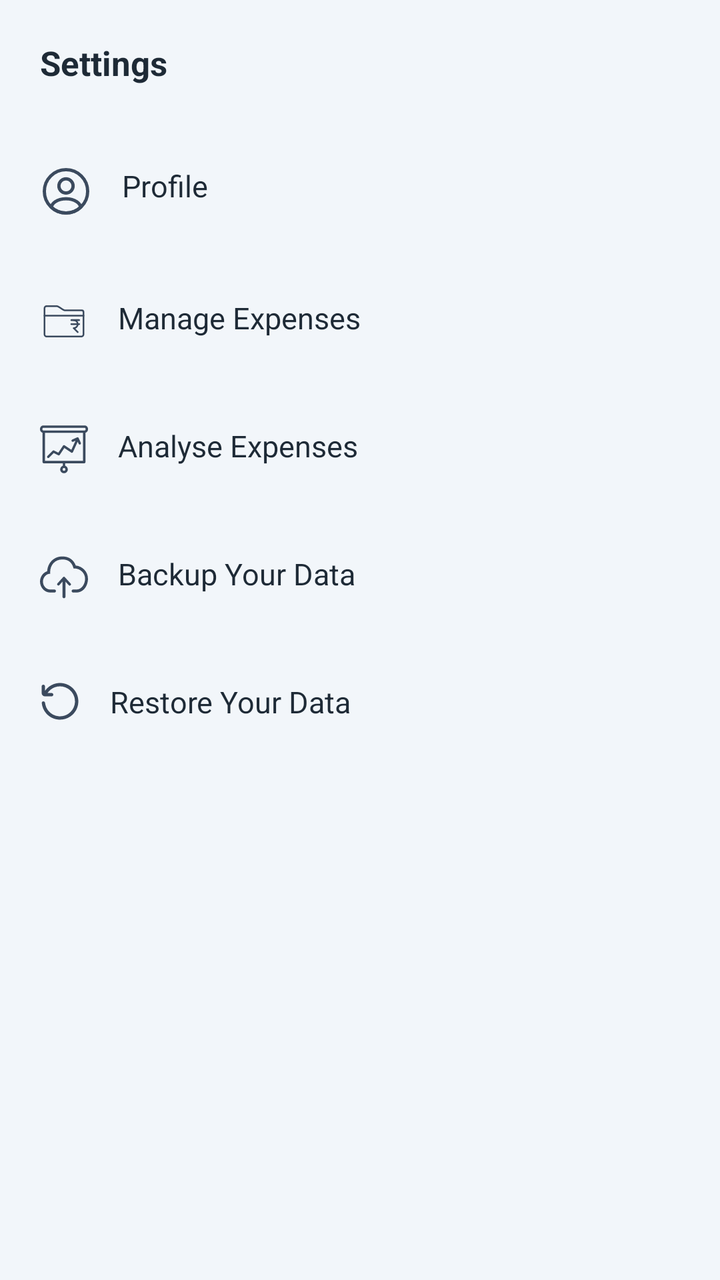
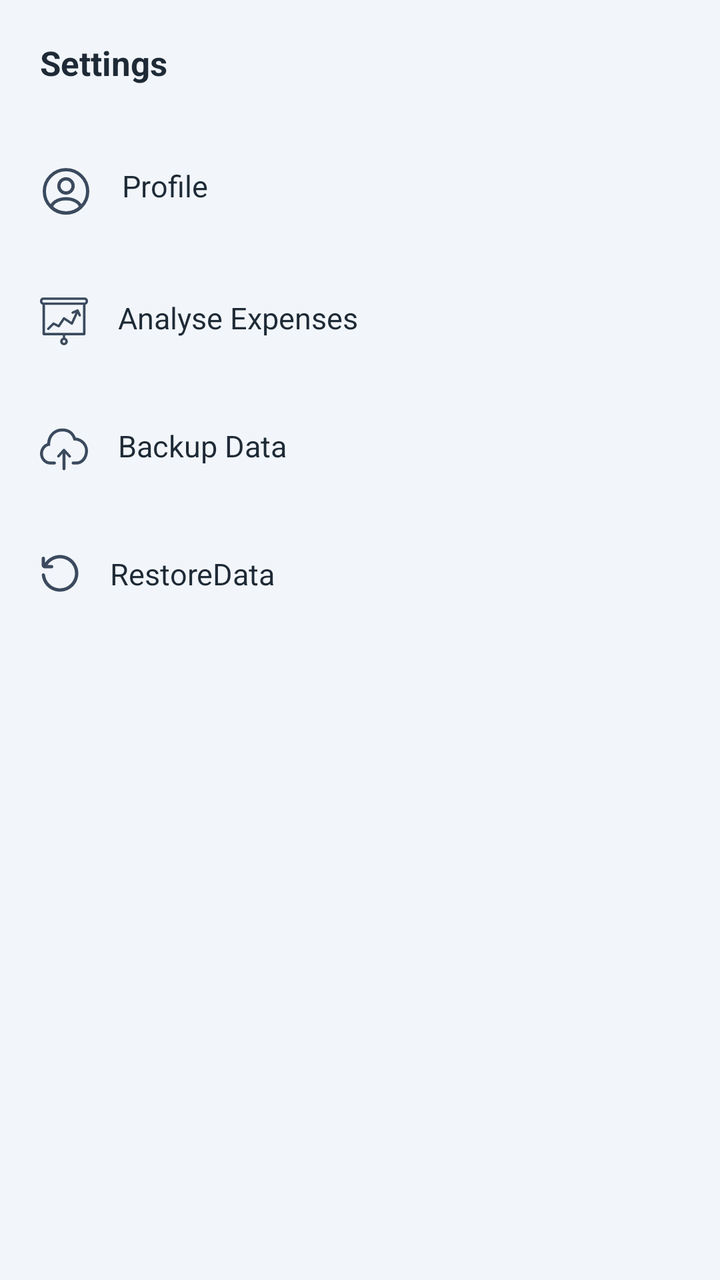

The first picture is an Android layout as it rendered before a commit; the second is the same layout after the commit. The layout source and the unified diff follow.
<!-- AndroidManifest.xml: application theme Theme.GharKharch -->
<!-- res/layout/drawer_layout.xml -->
<?xml version="1.0" encoding="utf-8"?>
<LinearLayout xmlns:android="http://schemas.android.com/apk/res/android"
    xmlns:app="http://schemas.android.com/apk/res-auto"
    android:id="@+id/drawer_layout"
    android:layout_width="match_parent"
    android:layout_height="match_parent"
    android:background="@color/backgroundColor"
    android:fitsSystemWindows="true"
    android:orientation="vertical">

    <TextView
        android:layout_width="match_parent"
        android:layout_height="wrap_content"
        android:padding="@dimen/padding_xlarge"
        android:text="Settings"
        android:textColor="@color/primaryTextColor"
        android:textSize="@dimen/text_size_large"
        android:textStyle="bold" />

    <LinearLayout
        android:layout_width="match_parent"
        android:layout_height="0dp"
        android:layout_weight="1"
        android:orientation="vertical">

        <TextView
            android:id="@+id/profile"
            android:layout_width="match_parent"
            android:layout_height="wrap_content"
            android:layout_marginHorizontal="@dimen/margin_small"
            android:layout_marginVertical="@dimen/margin_small"
            android:drawablePadding="@dimen/padding_large"
            android:padding="@dimen/padding_large"
            android:text="Profile"
            android:textColor="@color/primaryTextColor"
            android:textSize="@dimen/text_size_medium"
            app:drawableStartCompat="@drawable/profile_icon" />


        <TextView
            android:id="@+id/manage_expenses"
            android:layout_width="match_parent"
            android:layout_height="wrap_content"
            android:layout_marginHorizontal="@dimen/margin_small"
            android:layout_marginVertical="@dimen/margin_small"
            android:drawablePadding="@dimen/padding_large"
            android:padding="@dimen/padding_large"
            android:text="Manage Expenses"
            android:textSize="@dimen/text_size_medium"
            app:drawableStartCompat="@drawable/manage_expenses_icon" />

        <TextView
            android:id="@+id/analyse_expenses"
            android:layout_width="match_parent"
            android:layout_height="wrap_content"
            android:layout_marginHorizontal="@dimen/margin_small"
            android:layout_marginVertical="@dimen/margin_small"
            android:drawablePadding="@dimen/padding_large"
            android:padding="@dimen/padding_large"
            android:text="Analyse Expenses"
            android:textColor="@color/primaryTextColor"
            android:textSize="@dimen/text_size_medium"
            app:drawableStartCompat="@drawable/analyse_icon" />

        <TextView
            android:id="@+id/backup_data"
            android:layout_width="match_parent"
            android:layout_height="wrap_content"
            android:layout_marginHorizontal="@dimen/margin_small"
            android:layout_marginVertical="@dimen/margin_small"
            android:drawablePadding="@dimen/padding_large"
            android:padding="@dimen/padding_large"
            android:text="Backup Your Data"
            android:textColor="@color/primaryTextColor"
            android:textSize="@dimen/text_size_medium"
            app:drawableStartCompat="@drawable/backup_icon" />

        <TextView
            android:id="@+id/restore_data"
            android:layout_width="match_parent"
            android:layout_height="wrap_content"
            android:layout_marginHorizontal="@dimen/margin_small"
            android:layout_marginVertical="@dimen/margin_small"
            android:drawablePadding="@dimen/padding_large"
            android:padding="@dimen/padding_large"
            android:text="Restore Your Data"
            android:textColor="@color/primaryTextColor"
            android:textSize="@dimen/text_size_medium"
            app:drawableStartCompat="@drawable/restore_icon" />

    </LinearLayout>

</LinearLayout>
<!-- resources referenced by this layout -->
<resources>
  <color name="backgroundColor">#F2F6FA</color>
  <color name="primaryTextColor">#1E2A36</color>
  <dimen name="margin_small">5dp</dimen>
  <dimen name="padding_large">15dp</dimen>
  <dimen name="padding_xlarge">20dp</dimen>
  <dimen name="text_size_large">17sp</dimen>
  <dimen name="text_size_medium">15sp</dimen>
  <!-- drawable restore_icon (drawable) -->
  <vector xmlns:android="http://schemas.android.com/apk/res/android"
      android:width="20dp"
      android:height="20dp"
      android:tint="@color/iconColor"
      android:viewportWidth="24"
      android:viewportHeight="24">
  
      <path
          android:fillColor="#0F0F0F"
          android:pathData="M4.522,7H7C7.552,7 8,7.448 8,8C8,8.552 7.552,9 7,9H3C1.895,9 1,8.105 1,7V3C1,2.448 1.448,2 2,2C2.552,2 3,2.448 3,3V5.675C4.27,3.869 6.061,2.477 8.149,1.696C10.663,0.756 13.435,0.768 15.941,1.73C18.448,2.692 20.516,4.538 21.756,6.919C22.996,9.3 23.323,12.053 22.674,14.658C22.025,17.263 20.446,19.541 18.235,21.063C16.023,22.584 13.331,23.244 10.666,22.919C8.001,22.593 5.547,21.304 3.767,19.295C2.208,17.536 1.26,15.331 1.046,13.008C0.996,12.458 1.452,12.009 2.004,12.008C2.557,12.008 3.004,12.457 3.065,13.005C3.271,14.837 4.037,16.571 5.27,17.962C6.726,19.605 8.731,20.659 10.909,20.925C13.088,21.191 15.288,20.651 17.096,19.407C18.904,18.164 20.194,16.302 20.725,14.172C21.255,12.043 20.988,9.793 19.975,7.847C18.961,5.901 17.27,4.392 15.222,3.606C13.173,2.82 10.907,2.81 8.852,3.578C7.11,4.229 5.621,5.401 4.58,6.922C4.562,6.949 4.542,6.975 4.522,7Z" />
  
  </vector>
  <style name="Theme.GharKharch" parent="Base.Theme.GharKharch">
          <item name="colorPrimary">@color/backgroundColor</item>
          <item name="colorSecondary">@color/lGrey</item>
          
          <item name="colorOnSecondary">@color/primaryTextColor</item>
          <item name="colorOnPrimary">@color/primaryTextColor</item>
          
          <item name="android:textColor">@color/primaryTextColor</item>
          <item name="android:textColorPrimary">@color/primaryTextColor</item>
          <item name="android:textColorSecondary">@color/primaryTextColorVariant</item>
          
          <item name="android:statusBarColor">@color/backgroundColorVariant</item>
          <item name="android:navigationBarColor">@color/backgroundColorVariant</item>
          <item name="android:windowLightNavigationBar">true</item>
          <item name="android:windowLightStatusBar">true</item>
  
      </style>
  <color name="iconColor">#3B4A5E</color>
  <style name="Base.Theme.GharKharch" parent="Theme.Material3.DayNight.NoActionBar">
          
      </style>
  <color name="lGrey">#616161</color>
  <color name="primaryTextColorVariant">#5A6B7D</color>
  <color name="backgroundColorVariant">#E1EAF1</color>
  <!-- unchanged entries left out for length: 4 -->
</resources>

<!-- the commit's change to res/layout/drawer_layout.xml (unified diff, before → after) -->
@@ -47,6 +47,7 @@
             android:padding="@dimen/padding_large"
             android:text="Manage Expenses"
             android:textSize="@dimen/text_size_medium"
+            android:visibility="gone"
             app:drawableStartCompat="@drawable/manage_expenses_icon" />
 
         <TextView
@@ -70,7 +71,7 @@
             android:layout_marginVertical="@dimen/margin_small"
             android:drawablePadding="@dimen/padding_large"
             android:padding="@dimen/padding_large"
-            android:text="Backup Your Data"
+            android:text="Backup Data"
             android:textColor="@color/primaryTextColor"
             android:textSize="@dimen/text_size_medium"
             app:drawableStartCompat="@drawable/backup_icon" />
@@ -83,7 +84,7 @@
             android:layout_marginVertical="@dimen/margin_small"
             android:drawablePadding="@dimen/padding_large"
             android:padding="@dimen/padding_large"
-            android:text="Restore Your Data"
+            android:text="RestoreData"
             android:textColor="@color/primaryTextColor"
             android:textSize="@dimen/text_size_medium"
             app:drawableStartCompat="@drawable/restore_icon" />
